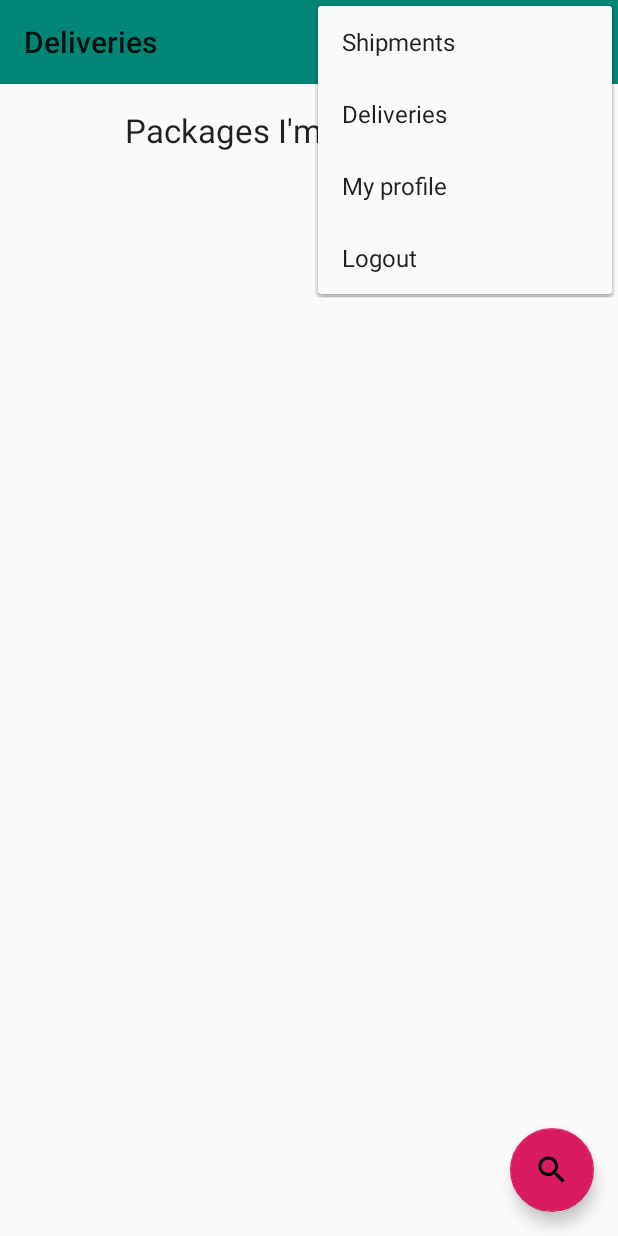
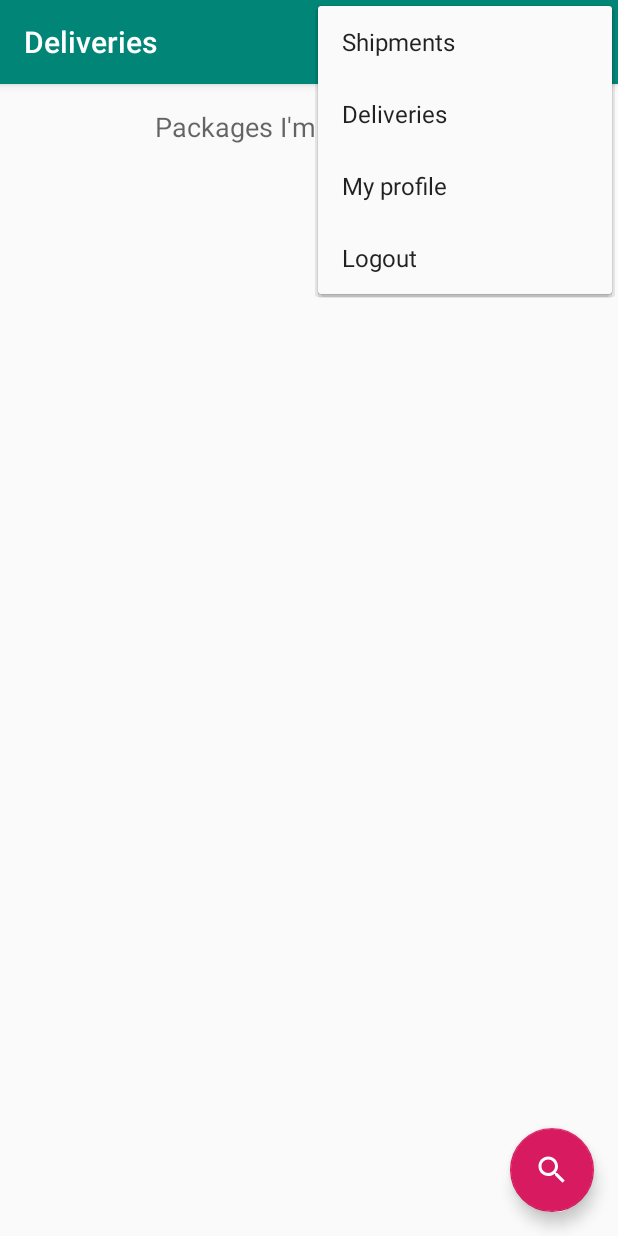
Before and after one commit to Amer-shanawany/Android-project, an Android app: the DeliveryActivity screen opened directly, with no data from a screen before it, with the options menu open, on a phone screen of 412 x 824 dp. Run offline under Robolectric (Android 15) with nearby library versions, the phone set to English and light mode, and no system bars; our stand-ins replace Firebase (no records; nobody signed in at launch, a user with empty details on screens opened directly).

Commit message:
working again!!!

```diff
--- a/app/src/main/java/com/ap/fietskorier/LoginActivity.java
+++ b/app/src/main/java/com/ap/fietskorier/LoginActivity.java
@@ -15,6 +15,7 @@ import androidx.appcompat.app.AppCompatActivity;
 
 import com.google.android.gms.tasks.OnCompleteListener;
 import com.google.android.gms.tasks.Task;
+import com.google.firebase.analytics.FirebaseAnalytics;
 import com.google.firebase.auth.AuthResult;
 import com.google.firebase.auth.FirebaseAuth;
 import com.google.firebase.auth.FirebaseUser;
@@ -40,6 +41,8 @@ public class LoginActivity extends AppCompatActivity {
     private FirebaseAuth.AuthStateListener mAuthStateListener;
     @Override
     protected void onCreate(Bundle savedInstanceState) {
+
+
         super.onCreate(savedInstanceState);
         setContentView(R.layout.activity_login);
         mFirebaseAuth = FirebaseAuth.getInstance();
@@ -137,7 +140,7 @@ public class LoginActivity extends AppCompatActivity {
             public void onClick(View v) {
                 //EmailID.setText("jonas.baert@icloud.com");
                 //Password.setText("123456");
-                String email = "jonas.baert@icloud.com";
+                String email = "s109802@ap.be";
                 String pwd = "123456";
                 mFirebaseAuth.signInWithEmailAndPassword(email,pwd).addOnCompleteListener(LoginActivity.this, new OnCompleteListener<AuthResult>() {
                         @Override
--- a/app/src/main/res/drawable/ic_search.xml
+++ b/app/src/main/res/drawable/ic_search.xml
@@ -4,6 +4,6 @@
         android:viewportWidth="24.0"
         android:viewportHeight="24.0">
     <path
-        android:fillColor="#FF000000"
+        android:fillColor="#FFFFFFFF"
         android:pathData="M15.5,14h-0.79l-0.28,-0.27C15.41,12.59 16,11.11 16,9.5 16,5.91 13.09,3 9.5,3S3,5.91 3,9.5 5.91,16 9.5,16c1.61,0 3.09,-0.59 4.23,-1.57l0.27,0.28v0.79l5,4.99L20.49,19l-4.99,-5zM9.5,14C7.01,14 5,11.99 5,9.5S7.01,5 9.5,5 14,7.01 14,9.5 11.99,14 9.5,14z"/>
 </vector>
--- a/app/src/main/res/layout/activity_delivery.xml
+++ b/app/src/main/res/layout/activity_delivery.xml
@@ -15,7 +15,13 @@
         app:layout_constraintStart_toStartOf="parent"
         app:layout_constraintTop_toTopOf="parent">
 
-
+        <androidx.appcompat.widget.Toolbar
+            android:id="@+id/toolbar"
+            android:layout_width="match_parent"
+            android:layout_height="?attr/actionBarSize"
+            android:background="?attr/colorPrimary"
+            android:theme="@style/ThemeOverlay.AppCompat.ActionBar"
+            app:popupTheme="@style/ThemeOverlay.AppCompat.Light"/>
 
     </com.google.android.material.appbar.AppBarLayout>
 
@@ -38,21 +44,12 @@
         android:layout_height="wrap_content"
         android:layout_marginTop="16dp"
         android:text="Packages I'm delivering"
-        android:textAppearance="@style/TextAppearance.AppCompat.Large"
+        android:textAppearance="@style/TextAppearance.AppCompat.Medium"
         app:layout_constraintEnd_toEndOf="parent"
         app:layout_constraintHorizontal_bias="0.463"
         app:layout_constraintStart_toStartOf="parent"
-        app:layout_constraintTop_toBottomOf="@+id/toolbar" />
+        app:layout_constraintTop_toBottomOf="@+id/appBarLayout" />
 
-    <androidx.appcompat.widget.Toolbar
-        android:id="@+id/toolbar"
-        android:layout_width="match_parent"
-        android:layout_height="?attr/actionBarSize"
-        android:background="?attr/colorPrimary"
-        android:theme="@style/ThemeOverlay.AppCompat.ActionBar"
-        app:layout_constraintEnd_toEndOf="parent"
-        app:layout_constraintStart_toStartOf="parent"
-        app:layout_constraintTop_toTopOf="parent"
-        app:popupTheme="@style/ThemeOverlay.AppCompat.Light" />
+
 
 </androidx.constraintlayout.widget.ConstraintLayout>
```
Also changed, not shown: 1 other file.
